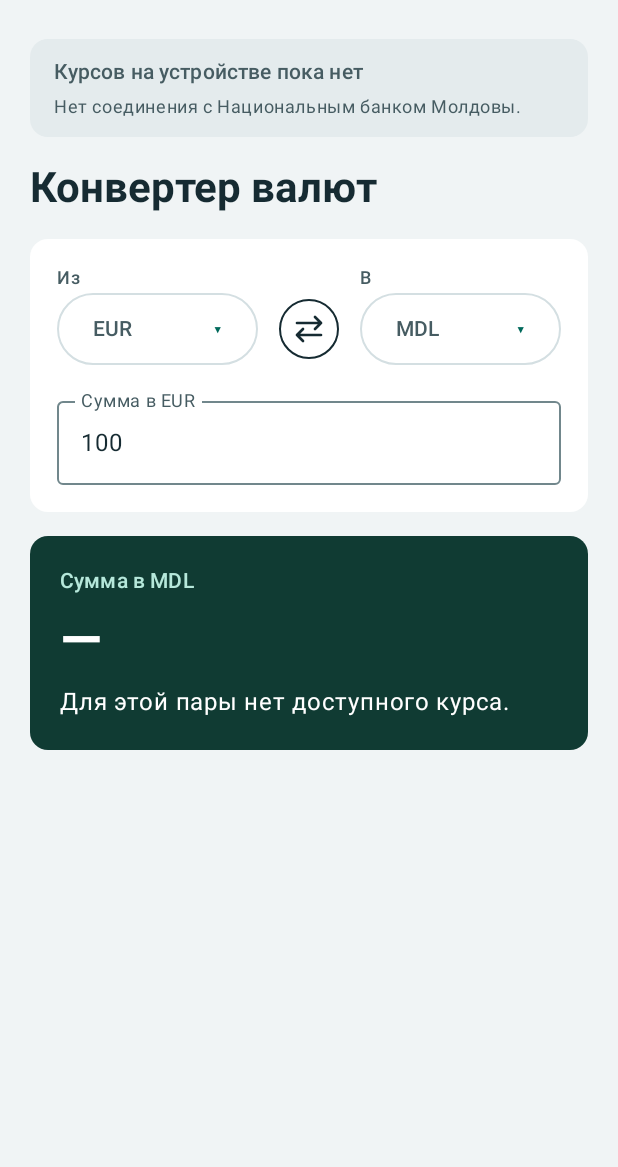
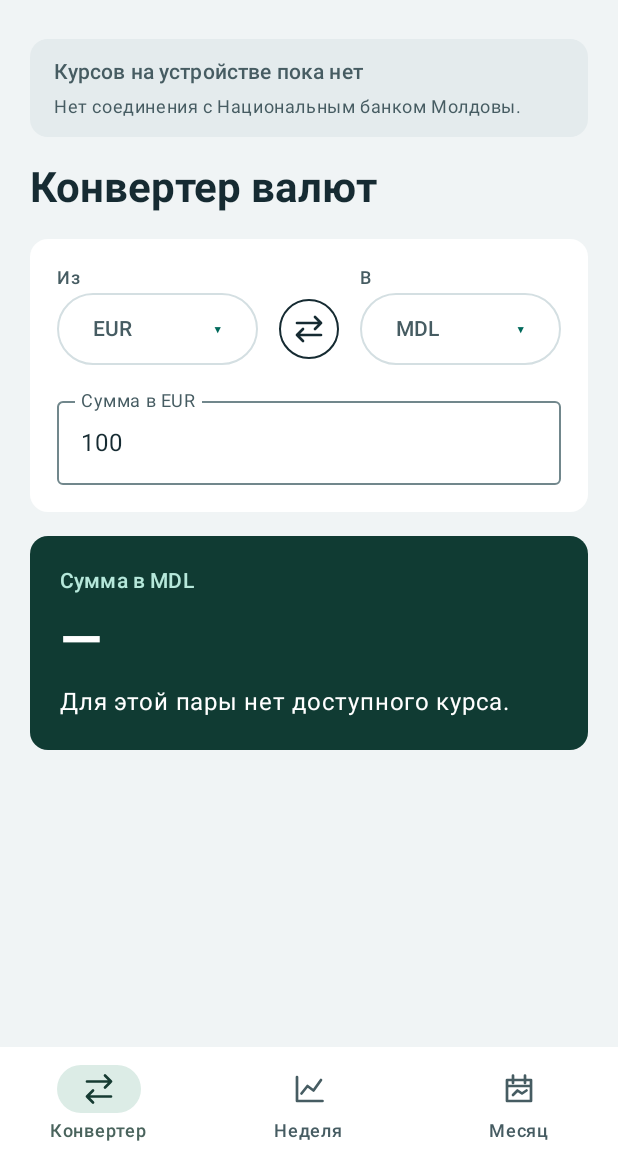
Before and after one commit to AlexandrZaharov233/lab4-kursograf-androi, an Android app built with Jetpack Compose: the screen it shows after launch (MainActivity), on a phone screen of 412 x 824 dp, the part 69-1236 px from its top. Run offline under Robolectric (Android 15) with nearby library versions, the phone set to English and light mode, and no system bars.

Commit message:
Добавить экраны недели и месяца с графиками и статистикой

```diff
--- a/app/build.gradle.kts
+++ b/app/build.gradle.kts
@@ -37,6 +37,7 @@ kotlin {
 dependencies {
     implementation(platform("androidx.compose:compose-bom:2025.11.01"))
     implementation("androidx.activity:activity-compose:1.11.0")
+    implementation("androidx.navigation:navigation-compose:2.9.5")
     implementation("androidx.lifecycle:lifecycle-runtime-compose:2.9.4")
     implementation("androidx.lifecycle:lifecycle-viewmodel-ktx:2.9.4")
     implementation("androidx.compose.foundation:foundation")
--- a/app/src/main/java/md/kursograf/lab4/ui/KursografApp.kt
+++ b/app/src/main/java/md/kursograf/lab4/ui/KursografApp.kt
@@ -13,8 +13,11 @@ import androidx.compose.foundation.verticalScroll
 import androidx.compose.material3.Card
 import androidx.compose.material3.CardDefaults
 import androidx.compose.material3.ExperimentalMaterial3Api
+import androidx.compose.material3.Icon
 import androidx.compose.material3.LinearProgressIndicator
 import androidx.compose.material3.MaterialTheme
+import androidx.compose.material3.NavigationBar
+import androidx.compose.material3.NavigationBarItem
 import androidx.compose.material3.Scaffold
 import androidx.compose.material3.Text
 import androidx.compose.material3.TextButton
@@ -27,11 +30,25 @@ import androidx.compose.runtime.saveable.rememberSaveable
 import androidx.compose.runtime.setValue
 import androidx.compose.ui.Alignment
 import androidx.compose.ui.Modifier
+import androidx.compose.ui.res.painterResource
 import androidx.compose.ui.text.font.FontWeight
 import androidx.compose.ui.unit.dp
+import androidx.navigation.NavGraph.Companion.findStartDestination
+import androidx.navigation.compose.NavHost
+import androidx.navigation.compose.composable
+import androidx.navigation.compose.currentBackStackEntryAsState
+import androidx.navigation.compose.rememberNavController
 import md.kursograf.lab4.KursografState
+import md.kursograf.lab4.R
 import md.kursograf.lab4.domain.Currency
 import md.kursograf.lab4.domain.CurrencyPair
+import md.kursograf.lab4.domain.HistoryPeriod
+
+private enum class Destination(val route: String, val label: String, val icon: Int) {
+    CONVERTER("converter", "Конвертер", R.drawable.ic_converter),
+    WEEK("week", "Неделя", R.drawable.ic_week),
+    MONTH("month", "Месяц", R.drawable.ic_month),
+}
 
 @OptIn(ExperimentalMaterial3Api::class)
 @Composable
@@ -40,6 +57,12 @@ internal fun KursografApp(state: KursografState, onRefresh: () -> Unit) {
     var to by rememberSaveable { mutableStateOf(Currency.MDL) }
     var amount by rememberSaveable { mutableStateOf("100") }
     val pair = CurrencyPair(from, to)
+    val changePair: (CurrencyPair) -> Unit = {
+        from = it.from
+        to = it.to
+    }
+    val navigation = rememberNavController()
+    val currentEntry by navigation.currentBackStackEntryAsState()
 
     Scaffold(
         modifier = Modifier.fillMaxSize(),
@@ -56,10 +79,60 @@ internal fun KursografApp(state: KursografState, onRefresh: () -> Unit) {
                 ),
             )
         },
+        bottomBar = {
+            NavigationBar(containerColor = MaterialTheme.colorScheme.surface) {
+                for (screen in Destination.entries) {
+                    NavigationBarItem(
+                        selected = currentEntry?.destination?.route == screen.route,
+                        onClick = {
+                            navigation.navigate(screen.route) {
+                                popUpTo(navigation.graph.findStartDestination().id) { saveState = true }
+                                launchSingleTop = true
+                                restoreState = true
+                            }
+                        },
+                        icon = { Icon(painterResource(screen.icon), contentDescription = null) },
+                        label = { Text(screen.label) },
+                    )
+                }
+            }
+        },
     ) { padding ->
+        NavHost(
+            navController = navigation,
+            startDestination = Destination.CONVERTER.route,
+            modifier = Modifier.padding(padding).consumeWindowInsets(padding).imePadding(),
+        ) {
+            composable(Destination.CONVERTER.route) {
+                ScreenBody(state) {
+                    ConverterScreen(
+                        amount = amount,
+                        pair = pair,
+                        quote = state.archive?.latestQuote(pair),
+                        updating = state.updating,
+                        onAmount = { amount = it },
+                        onPair = changePair,
+                    )
+                }
+            }
+            composable(Destination.WEEK.route) {
+                ScreenBody(state) {
+                    HistoryScreen(HistoryPeriod.WEEK, pair, state.archive, state.updating, changePair)
+                }
+            }
+            composable(Destination.MONTH.route) {
+                ScreenBody(state) {
+                    HistoryScreen(HistoryPeriod.MONTH, pair, state.archive, state.updating, changePair)
+                }
+            }
+        }
+    }
+}
+
+@Composable
+private fun ScreenBody(state: KursografState, content: @Composable () -> Unit) {
     Column(
-            modifier = Modifier.fillMaxSize().padding(padding).consumeWindowInsets(padding)
-                .imePadding().verticalScroll(rememberScrollState()),
+        modifier = Modifier.fillMaxSize().verticalScroll(rememberScrollState()),
         horizontalAlignment = Alignment.CenterHorizontally,
     ) {
         Column(
@@ -68,18 +141,7 @@ internal fun KursografApp(state: KursografState, onRefresh: () -> Unit) {
             verticalArrangement = Arrangement.spacedBy(16.dp),
         ) {
             DataStatus(state)
-                ConverterScreen(
-                    amount = amount,
-                    pair = pair,
-                    quote = state.archive?.latestQuote(pair),
-                    updating = state.updating,
-                    onAmount = { amount = it },
-                    onPair = {
-                        from = it.from
-                        to = it.to
-                    },
-                )
-            }
+            content()
         }
     }
 }
--- /dev/null
+++ b/app/src/main/res/drawable/ic_converter.xml
@@ -0,0 +1,6 @@
+<vector xmlns:android="http://schemas.android.com/apk/res/android"
+    android:width="24dp" android:height="24dp" android:viewportWidth="24" android:viewportHeight="24">
+    <path android:pathData="M4,7H20 M16,3L20,7L16,11 M20,17H4 M8,13L4,17L8,21"
+        android:strokeColor="#00695B" android:strokeWidth="1.8" android:strokeLineCap="round"
+        android:strokeLineJoin="round" />
+</vector>
--- /dev/null
+++ b/app/src/main/res/drawable/ic_month.xml
@@ -0,0 +1,6 @@
+<vector xmlns:android="http://schemas.android.com/apk/res/android"
+    android:width="24dp" android:height="24dp" android:viewportWidth="24" android:viewportHeight="24">
+    <path android:pathData="M4,6H20V20H4Z M8,3V8 M16,3V8 M4,10H20 M8,16L11,13L14,15L17,13"
+        android:strokeColor="#00695B" android:strokeWidth="1.8" android:strokeLineCap="round"
+        android:strokeLineJoin="round" />
+</vector>
--- /dev/null
+++ b/app/src/main/res/drawable/ic_week.xml
@@ -0,0 +1,6 @@
+<vector xmlns:android="http://schemas.android.com/apk/res/android"
+    android:width="24dp" android:height="24dp" android:viewportWidth="24" android:viewportHeight="24">
+    <path android:pathData="M4,4V20H21 M7,15L11,10L15,13L20,6"
+        android:strokeColor="#00695B" android:strokeWidth="1.8" android:strokeLineCap="round"
+        android:strokeLineJoin="round" />
+</vector>
```
Also changed, not shown: app/src/main/java/md/kursograf/lab4/domain/History.kt (added, +52 -0 lines), app/src/main/java/md/kursograf/lab4/ui/HistoryScreen.kt (added, +165 -0 lines), app/src/main/java/md/kursograf/lab4/ui/RateChart.kt (added, +107 -0 lines). Lines whose indentation alone changed are shown as unchanged.
